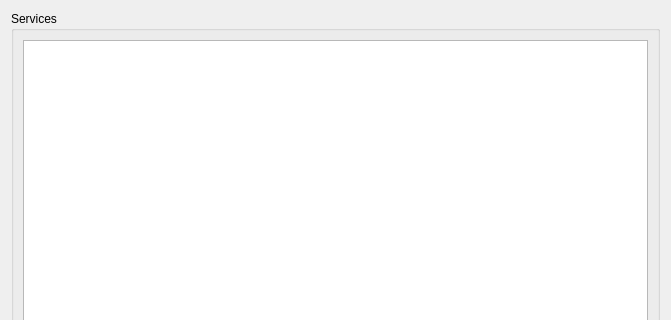
pars-linux/uludag, file ahenk/lider/lider/plugins/plugin_services/services.ui: the form before one commit; both pictures show x 0 to 671 and y 0 to 320 of the 671 by 545 pixel window.
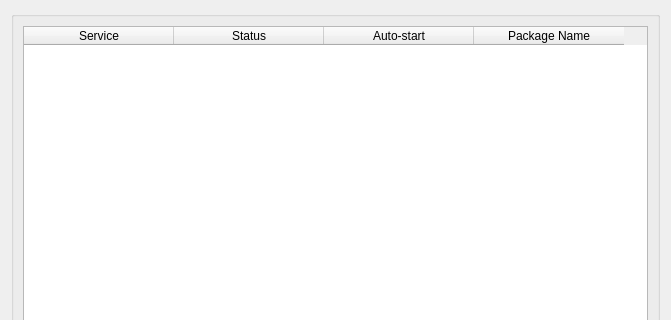
The form after the commit. Icons and pictures are not drawn.

Commit message: Service management plugin - Beyza Ermiş

```diff
--- a/ahenk/lider/lider/plugins/plugin_services/services.ui
+++ b/ahenk/lider/lider/plugins/plugin_services/services.ui
@@ -21,20 +21,17 @@
    <item row="0" column="0" rowspan="2">
     <widget class="QGroupBox" name="groupBox">
      <property name="title">
-      <string>Services</string>
+      <string/>
      </property>
      <layout class="QGridLayout" name="gridLayout_8">
-      <item row="0" column="0" colspan="3">
-       <widget class="QListWidget" name="listServices"/>
-      </item>
-      <item row="2" column="0">
+      <item row="1" column="0">
        <widget class="QPushButton" name="pushStart">
         <property name="text">
          <string>Start</string>
         </property>
        </widget>
       </item>
-      <item row="2" column="2">
+      <item row="1" column="2">
        <spacer name="horizontalSpacer">
         <property name="orientation">
          <enum>Qt::Horizontal</enum>
@@ -47,13 +44,121 @@
         </property>
        </spacer>
       </item>
-      <item row="2" column="1">
+      <item row="1" column="1">
        <widget class="QPushButton" name="pushStop">
         <property name="text">
          <string>Stop</string>
         </property>
        </widget>
       </item>
+      <item row="0" column="0" colspan="3">
+       <widget class="QTableWidget" name="tableWidget">
+        <property name="minimumSize">
+         <size>
+          <width>500</width>
+          <height>50</height>
+         </size>
+        </property>
+        <property name="baseSize">
+         <size>
+          <width>0</width>
+          <height>0</height>
+         </size>
+        </property>
+        <property name="selectionMode">
+         <enum>QAbstractItemView::SingleSelection</enum>
+        </property>
+        <property name="selectionBehavior">
+         <enum>QAbstractItemView::SelectRows</enum>
+        </property>
+        <property name="showGrid">
+         <bool>false</bool>
+        </property>
+        <property name="gridStyle">
+         <enum>Qt::SolidLine</enum>
+        </property>
+        <property name="sortingEnabled">
+         <bool>true</bool>
+        </property>
+        <property name="columnCount">
+         <number>4</number>
+        </property>
+        <attribute name="horizontalHeaderVisible">
+         <bool>true</bool>
+        </attribute>
+        <attribute name="horizontalHeaderCascadingSectionResizes">
+         <bool>true</bool>
+        </attribute>
+        <attribute name="horizontalHeaderDefaultSectionSize">
+         <number>150</number>
+        </attribute>
+        <attribute name="horizontalHeaderHighlightSections">
+         <bool>true</bool>
+        </attribute>
+        <attribute name="horizontalHeaderMinimumSectionSize">
+         <number>50</number>
+        </attribute>
+        <attribute name="horizontalHeaderShowSortIndicator" stdset="0">
+         <bool>true</bool>
+        </attribute>
+        <attribute name="horizontalHeaderStretchLastSection">
+         <bool>false</bool>
+        </attribute>
+        <attribute name="verticalHeaderVisible">
+         <bool>false</bool>
+        </attribute>
+        <attribute name="verticalHeaderStretchLastSection">
+         <bool>false</bool>
+        </attribute>
+        <attribute name="verticalHeaderVisible">
+         <bool>false</bool>
+        </attribute>
+        <attribute name="horizontalHeaderShowSortIndicator" stdset="0">
+         <bool>true</bool>
+        </attribute>
+        <attribute name="horizontalHeaderStretchLastSection">
+         <bool>false</bool>
+        </attribute>
+        <attribute name="horizontalHeaderCascadingSectionResizes">
+         <bool>true</bool>
+        </attribute>
+        <attribute name="horizontalHeaderVisible">
+         <bool>true</bool>
+        </attribute>
+        <attribute name="horizontalHeaderMinimumSectionSize">
+         <number>50</number>
+        </attribute>
+        <attribute name="horizontalHeaderHighlightSections">
+         <bool>true</bool>
+        </attribute>
+        <attribute name="verticalHeaderStretchLastSection">
+         <bool>false</bool>
+        </attribute>
+        <attribute name="horizontalHeaderDefaultSectionSize">
+         <number>150</number>
+        </attribute>
+        <column>
+         <property name="text">
+          <string>Service</string>
+         </property>
+        </column>
+        <column>
+         <property name="text">
+          <string>Status</string>
+         </property>
+        </column>
+        <column>
+         <property name="text">
+          <string>Auto-start</string>
+         </property>
+        </column>
+        <column>
+         <property name="text">
+          <string>Package Name</string>
+         </property>
+        </column>
+       </widget>
+      </item>
      </layout>
     </widget>
    </item>
```
The commit also changes 1 other file.
